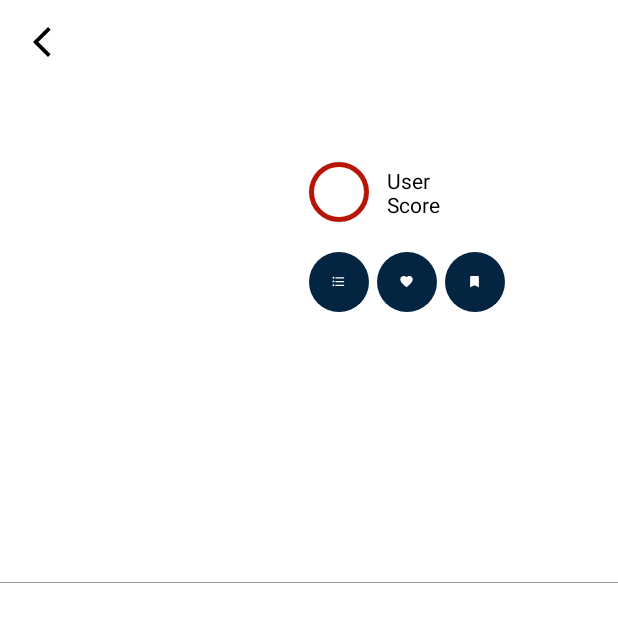
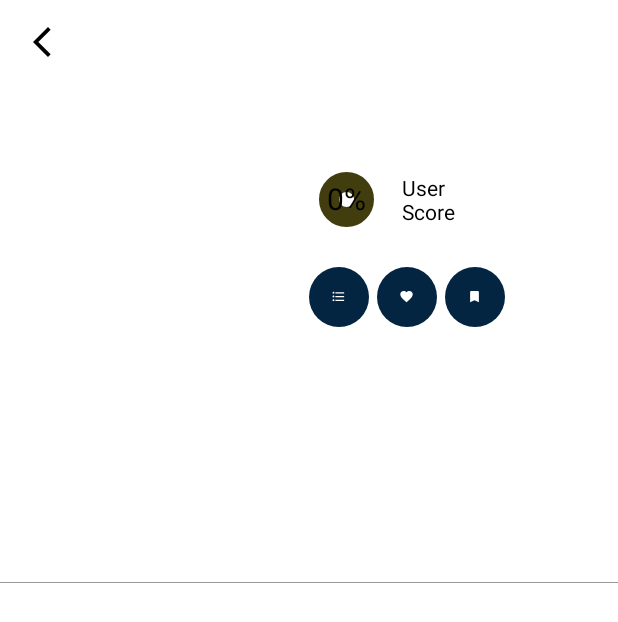
Before and after one commit to EkVairagi/MoviesFeedApplication, an Android app: the DetailsFragment screen opened through its navigation route, on a phone screen of 412 x 824 dp. Shown: the top 622 px of the screen. Run offline under Robolectric (Android 15) with nearby library versions, the phone set to English and light mode, and no system bars; network calls fail; pictures from the network do not load.

Commit message:
initial commit

```diff
--- a/app/src/main/java/com/testing/moviesfeedapplication/repository/DetailsRepository.kt
+++ b/app/src/main/java/com/testing/moviesfeedapplication/repository/DetailsRepository.kt
@@ -1,5 +1,7 @@
 package com.testing.moviesfeedapplication.repository
 
+import com.testing.moviesfeedapplication.utils.Constants.API_KEY
+import com.testing.moviesfeedapplication.utils.Constants.BASE_URL
 import com.testing.networklib.JSONListener
 import com.testing.networklib.Network
 import org.json.JSONObject
@@ -8,18 +10,19 @@ class DetailsRepository {
 
     fun getMovieDetails(id: String, callback: (Result<JSONObject>) -> Unit) {
         Network.Request(Network.GET)
-            .url("https://api.themoviedb.org/3/movie/$id?language=en-US&api_key=909594533c98883408adef5d56143539")
+            .url("$BASE_URL/movie/$id?language=en-US&api_key=$API_KEY")
+
             .makeRequest(object : JSONListener {
                 override fun onResponse(res: JSONObject?) {
                     if (res != null) {
                         callback(Result.success(res))
                     } else {
-                        callback(Result.failure(Exception("No response from server")))
+                        callback(Result.failure(Exception("No data found")))
                     }
                 }
 
                 override fun onFailure(e: Exception?) {
-                    callback(Result.failure(e ?: Exception("Unknown error")))
+                    callback(Result.failure(e ?: Exception("Something went wrong")))
                 }
             })
     }
--- a/app/src/main/java/com/testing/moviesfeedapplication/repository/MovieRepository.kt
+++ b/app/src/main/java/com/testing/moviesfeedapplication/repository/MovieRepository.kt
@@ -1,6 +1,8 @@
 package com.testing.moviesfeedapplication.repository
 
 import com.testing.moviesfeedapplication.model.Result
+import com.testing.moviesfeedapplication.utils.Constants.API_KEY
+import com.testing.moviesfeedapplication.utils.Constants.BASE_URL
 import com.testing.networklib.JSONListener
 import com.testing.networklib.Network
 import org.json.JSONObject
@@ -8,7 +10,7 @@ import org.json.JSONObject
 class MovieRepository {
     fun getTrendingMovies(callback: (List<Result>?, String?) -> Unit) {
         Network.Request(Network.GET)
-            .url("https://api.themoviedb.org/3/trending/movie/day?language=en-US&api_key=909594533c98883408adef5d56143539")
+            .url("$BASE_URL/trending/movie/day?language=en-US&api_key=$API_KEY")
             .makeRequest(object : JSONListener {
                 override fun onResponse(res: JSONObject?) {
                     val results = mutableListOf<Result>()
@@ -38,7 +40,7 @@ class MovieRepository {
                         }
                         callback(results, null)
                     } else {
-                        callback(null, "No results found")
+                        callback(null, "No data found")
                     }
                 }
                 override fun onFailure(e: Exception?) {
--- a/app/src/main/java/com/testing/moviesfeedapplication/repository/PopularRepository.kt
+++ b/app/src/main/java/com/testing/moviesfeedapplication/repository/PopularRepository.kt
@@ -1,6 +1,8 @@
 package com.testing.moviesfeedapplication.repository
 
 import com.testing.moviesfeedapplication.model.Result
+import com.testing.moviesfeedapplication.utils.Constants.API_KEY
+import com.testing.moviesfeedapplication.utils.Constants.BASE_URL
 import com.testing.networklib.JSONListener
 import com.testing.networklib.Network
 import org.json.JSONObject
@@ -8,7 +10,7 @@ import org.json.JSONObject
 class PopularRepository {
     fun getPopularMovies(page: String, callback: (List<Result>?, String?) -> Unit) {
         Network.Request(Network.GET)
-            .url("https://api.themoviedb.org/3/movie/popular?language=en-US&page=$page&api_key=909594533c98883408adef5d56143539")
+            .url("$BASE_URL/movie/popular?language=en-US&page=$page&api_key=$API_KEY")
             .makeRequest(object : JSONListener {
                 override fun onResponse(res: JSONObject?) {
                     val results = mutableListOf<Result>()
@@ -38,7 +40,7 @@ class PopularRepository {
                         }
                         callback(results, null)
                     } else {
-                        callback(null, "No results found")
+                        callback(null, "No data found")
                     }
                 }
 
--- /dev/null
+++ b/app/src/main/java/com/testing/moviesfeedapplication/utils/CircularProgressBar.kt
@@ -0,0 +1,59 @@
+package com.testing.moviesfeedapplication.utils
+
+import android.content.Context
+import android.graphics.Canvas
+import android.graphics.Color
+import android.graphics.Paint
+import android.util.AttributeSet
+import android.view.View
+
+class CircularProgressBar(context: Context, attrs: AttributeSet) : View(context, attrs) {
+
+    private var progress: Int = 0
+    private val paint: Paint = Paint().apply {
+        isAntiAlias = true
+        strokeWidth = 20f
+        style = Paint.Style.STROKE
+        color = Color.parseColor("#D2D531")
+    }
+
+    private val textPaint: Paint = Paint().apply {
+        isAntiAlias = true
+        color = Color.BLACK
+        textSize = 30f
+        textAlign = Paint.Align.CENTER
+    }
+
+    fun setProgress(progress: Int) {
+        this.progress = progress
+        invalidate()
+    }
+
+    override fun onDraw(canvas: Canvas) {
+        super.onDraw(canvas)
+        val width = width
+        val height = height
+        val radius = width.coerceAtMost(height) / 2.0f - paint.strokeWidth
+
+        paint.color = Color.parseColor("#423D0F")
+        canvas.drawCircle(width / 2.0f, height / 2.0f, radius, paint)
+
+        paint.color =  Color.parseColor("#D2D531")
+        val sweepAngle = 360 * progress / 100.0f
+        canvas.drawArc(
+            paint.strokeWidth,
+            paint.strokeWidth,
+            width - paint.strokeWidth,
+            height - paint.strokeWidth,
+            -90f,
+            sweepAngle,
+            false,
+            paint
+        )
+
+        val text = "$progress%"
+        val xPos = width / 2.0f
+        val yPos = (height / 2.0f - (textPaint.descent() + textPaint.ascent()) / 2)
+        canvas.drawText(text, xPos, yPos, textPaint)
+    }
+}
--- a/app/src/main/java/com/testing/moviesfeedapplication/utils/Constants.kt
+++ b/app/src/main/java/com/testing/moviesfeedapplication/utils/Constants.kt
@@ -2,7 +2,8 @@ package com.testing.moviesfeedapplication.utils
 
 object Constants {
 
-    const val BASE_URL = ""
-    const val API_KEY = ""
+    const val BASE_URL = "https://api.themoviedb.org/3"
+    const val API_KEY = "909594533c98883408adef5d56143539"
+
 
 }
--- a/app/src/main/res/layout/fragment_details.xml
+++ b/app/src/main/res/layout/fragment_details.xml
@@ -64,7 +64,7 @@
         app:layout_constraintTop_toBottomOf="@id/tvMovieName"
         tools:text="22/10/2024"/>
 
-    <FrameLayout
+   <!-- <FrameLayout
         android:id="@+id/flUsersScore"
         android:layout_width="40dp"
         android:layout_height="40dp"
@@ -87,7 +87,16 @@
             android:textColor="@color/black"
             android:textSize="14sp" />
 
-    </FrameLayout>
+    </FrameLayout>-->
+
+
+    <com.testing.moviesfeedapplication.utils.CircularProgressBar
+        android:id="@+id/flUsersScore"
+        android:layout_width="50dp"
+        android:layout_height="50dp"
+        android:layout_centerInParent="true"
+        app:layout_constraintTop_toBottomOf="@id/tvMovieReleaseDate"
+        app:layout_constraintStart_toStartOf="@id/guideline"/>
 
 
     <TextView
```
Also changed, not shown: app/src/main/java/com/testing/moviesfeedapplication/adapter/ModifiedPhotoAdapter.kt (added, +60 -0 lines), app/src/main/java/com/testing/moviesfeedapplication/ui/fragments/DetailsFragment.kt (+20 -22 lines).
